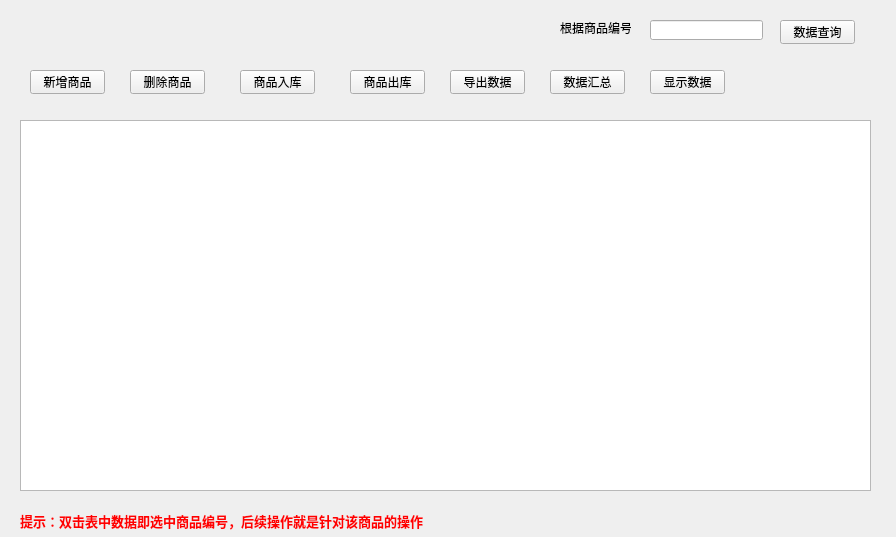
Before: the Qt Designer form ui/mainwidget.ui in xiaoyangst/WarehouseManageSys, drawn with Qt 5.
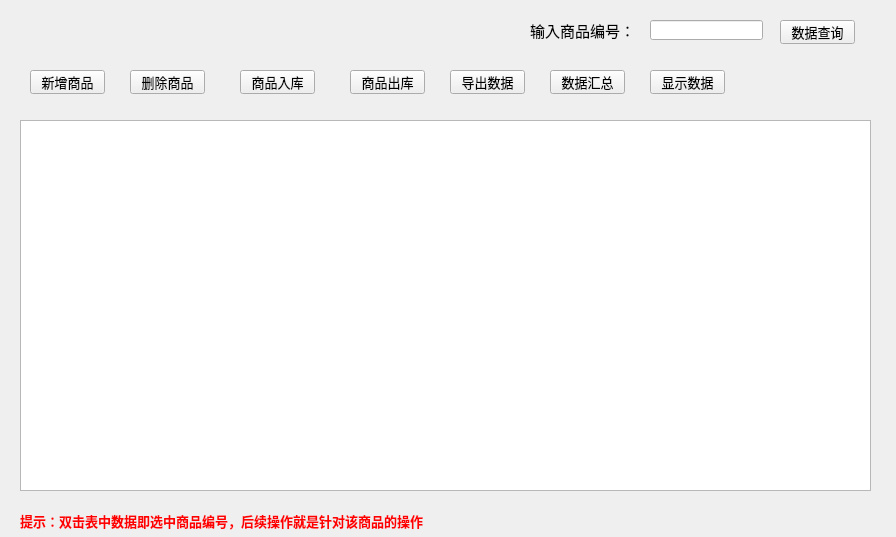
After: the same form once the commit is applied. Icons and pictures are not drawn.

Commit message: 删除商品+导出商品信息为Excel数据

```diff
--- a/ui/mainwidget.ui
+++ b/ui/mainwidget.ui
@@ -10,6 +10,11 @@
     <height>537</height>
    </rect>
   </property>
+  <property name="font">
+   <font>
+    <pointsize>10</pointsize>
+   </font>
+  </property>
   <property name="windowTitle">
    <string>MainWidget</string>
   </property>
@@ -149,14 +154,19 @@
   <widget class="QLabel" name="label">
    <property name="geometry">
     <rect>
-     <x>560</x>
+     <x>530</x>
      <y>20</y>
-     <width>71</width>
-     <height>16</height>
+     <width>101</width>
+     <height>21</height>
     </rect>
    </property>
+   <property name="font">
+    <font>
+     <pointsize>11</pointsize>
+    </font>
+   </property>
    <property name="text">
-    <string>根据商品编号</string>
+    <string>输入商品编号：</string>
    </property>
   </widget>
   <widget class="QLineEdit" name="searchEdit">
```
The commit also changes 82 other files.
